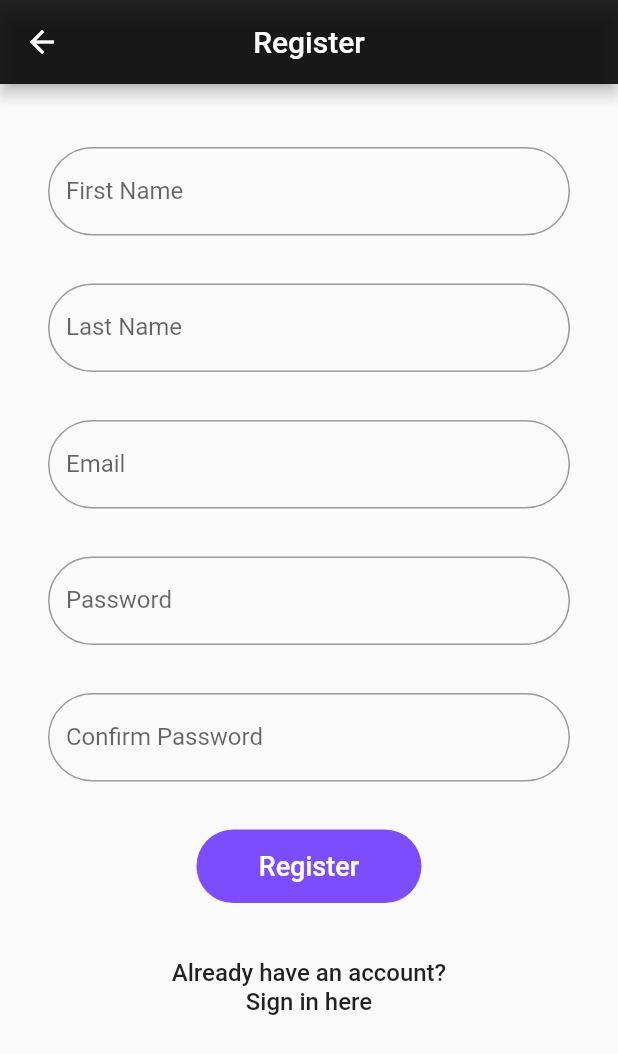
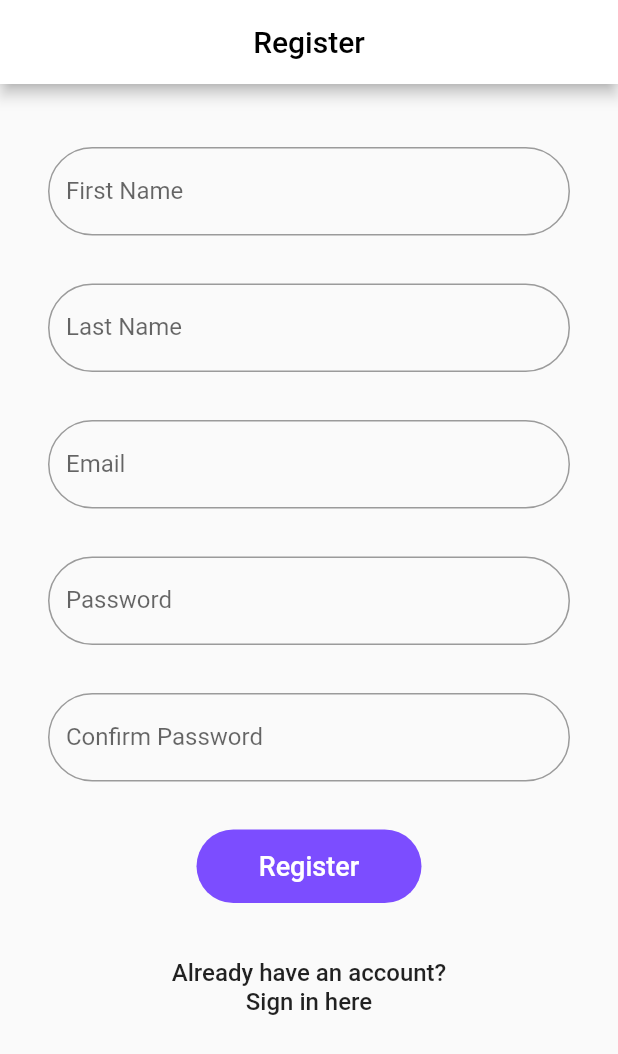
Before and after one commit to Chanakya01/GuruSadaka, a Flutter app: the Register screen opened by its route, on a phone screen of 412 x 824 dp. Shown: the top 1054 px of the screen. Run offline on Flutter 3.47's test engine with Material 2 defaults, Android fonts, the phone set to English and light mode, and no system bars; our stand-ins replace camera, cloud_firestore, firebase_auth, firebase_storage, flutter_swiper, image_picker and 2 more; missing offline and left inert: tflite; accounts and stored records are empty.

Commit message:
namespace changes

```diff
--- a/lib/inference.dart
+++ b/lib/inference.dart
@@ -2,8 +2,8 @@ import 'dart:math';
 import 'package:camera/camera.dart';
 import 'package:flutter/material.dart';
 import 'package:tflite/tflite.dart';
-import 'package:yoga_guru/bndbox.dart';
-import 'package:yoga_guru/camera.dart';
+import 'package:guru_sadaka/bndbox.dart';
+import 'package:guru_sadaka/camera.dart';
 
 class InferencePage extends StatefulWidget {
   final List<CameraDescription> cameras;
--- a/lib/login.dart
+++ b/lib/login.dart
@@ -2,9 +2,9 @@ import 'package:camera/camera.dart';
 import 'package:firebase_auth/firebase_auth.dart';
 import 'package:flutter/cupertino.dart';
 import 'package:flutter/material.dart';
-import 'package:yoga_guru/home.dart';
-import 'package:yoga_guru/register.dart';
-import 'package:yoga_guru/util/auth.dart';
+import 'package:guru_sadaka/home.dart';
+import 'package:guru_sadaka/register.dart';
+import 'package:guru_sadaka/util/auth.dart';
 
 class Login extends StatefulWidget {
   final List<CameraDescription> cameras;
--- a/lib/poses.dart
+++ b/lib/poses.dart
@@ -1,8 +1,8 @@
 import 'package:camera/camera.dart';
 import 'package:flutter/material.dart';
 import 'package:flutter_swiper/flutter_swiper.dart';
-import 'package:yoga_guru/inference.dart';
-import 'package:yoga_guru/yoga_card.dart';
+import 'package:guru_sadaka/inference.dart';
+import 'package:guru_sadaka/yoga_card.dart';
 
 class Poses extends StatelessWidget {
   final List<CameraDescription> cameras;
--- a/lib/profile.dart
+++ b/lib/profile.dart
@@ -2,7 +2,7 @@ import 'dart:io';
 import 'package:flutter/material.dart';
 import 'package:image_picker/image_picker.dart';
 import 'package:percent_indicator/percent_indicator.dart';
-import 'package:yoga_guru/util/auth.dart';
+import 'package:guru_sadaka/util/auth.dart';
 
 class Profile extends StatefulWidget {
   final String email;
--- a/lib/register.dart
+++ b/lib/register.dart
@@ -1,7 +1,8 @@
 import 'package:camera/camera.dart';
 import 'package:firebase_auth/firebase_auth.dart';
 import 'package:flutter/material.dart';
-import 'package:yoga_guru/util/auth.dart';
+import 'package:flutter/services.dart';
+import 'package:guru_sadaka/util/auth.dart';
 
 import 'home.dart';
 
@@ -60,8 +61,11 @@ class _RegisterState extends State<Register> {
   Widget build(BuildContext context) {
     return Scaffold(
       appBar: AppBar(
-        backgroundColor: Colors.black87,
-        title: Text('Register'),
+        backgroundColor: Colors.white,
+        title: Text(
+          'Register',
+          style: TextStyle(color: Colors.black),
+        ),
         centerTitle: true,
       ),
       body: Container(
--- a/lib/util/auth.dart
+++ b/lib/util/auth.dart
@@ -4,7 +4,7 @@ import 'package:cloud_firestore/cloud_firestore.dart';
 import 'package:firebase_auth/firebase_auth.dart';
 import 'package:firebase_storage/firebase_storage.dart';
 import 'package:shared_preferences/shared_preferences.dart';
-import 'package:yoga_guru/util/user.dart';
+import 'package:guru_sadaka/util/user.dart';
 
 abstract class BaseAuth {
   Future<FirebaseUser> signIn(String email, String password);
--- a/pubspec.yaml
+++ b/pubspec.yaml
@@ -1,4 +1,4 @@
-name: yoga_guru
+name: guru_sadaka
 description: A new Flutter project.
 
 # The following defines the version and build number for your application.
```
Also changed, not shown: lib/home.dart (+8 -8 lines), lib/main.dart (+4 -4 lines), 1 other file.
